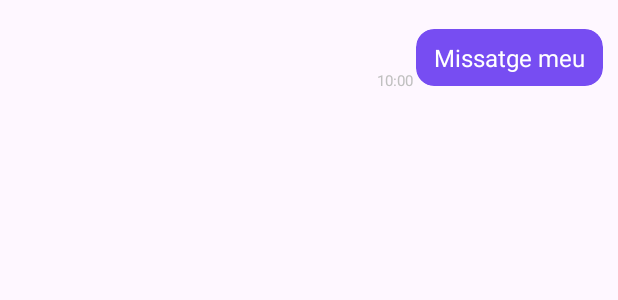
After one commit to 2DAM-IesElJust-22-23/WhatsDAMDonut, an Android app: the layout my_msg_viewholder.xml on its own in the app's theme, with its tools: preview values and no code run, on a phone screen of 412 x 824 dp. The commit adds this screen. Shown: the top 300 px of the screen. Run offline under Robolectric (Android 15) with nearby library versions, the phone set to English and light mode, and no system bars.

Commit message:
nuevo commit

```diff
--- /dev/null
+++ b/whatsdam/app/src/main/res/layout/my_msg_viewholder.xml
@@ -0,0 +1,55 @@
+<?xml version="1.0" encoding="utf-8"?>
+<androidx.constraintlayout.widget.ConstraintLayout xmlns:android="http://schemas.android.com/apk/res/android"
+    xmlns:app="http://schemas.android.com/apk/res-auto"
+    xmlns:tools="http://schemas.android.com/tools"
+    android:layout_width="match_parent"
+    android:layout_height="wrap_content"
+    android:layout_marginEnd="8dp"
+    android:layout_marginTop="16dp">
+
+    <androidx.cardview.widget.CardView
+        android:id="@+id/msg_cardview"
+        android:layout_width="wrap_content"
+        android:layout_height="wrap_content"
+        app:cardBackgroundColor="#774df2"
+        app:cardCornerRadius="12dp"
+        app:cardElevation="0dp"
+        app:cardPreventCornerOverlap="false"
+        app:cardUseCompatPadding="true"
+        app:layout_constraintEnd_toEndOf="parent"
+        app:layout_constraintTop_toTopOf="parent">
+
+        <LinearLayout
+            android:id="@+id/msg_linearlayout"
+            android:layout_width="wrap_content"
+            android:layout_height="wrap_content"
+            android:orientation="vertical">
+
+            <TextView
+                android:id="@+id/msg_text"
+                android:layout_width="wrap_content"
+                android:layout_height="wrap_content"
+                android:layout_marginBottom="8dp"
+                android:maxWidth="260dp"
+                android:paddingLeft="12dp"
+                android:paddingTop="8dp"
+                android:paddingRight="12dp"
+                android:text="Missatge meu"
+                android:textColor="#ffffff"
+                android:textSize="16sp" />
+        </LinearLayout>
+
+    </androidx.cardview.widget.CardView>
+
+    <TextView
+        android:id="@+id/msg_me_timestamp"
+        android:layout_width="wrap_content"
+        android:layout_height="wrap_content"
+        android:text="10:00"
+        android:textColor="#C0C0C0"
+        android:textSize="10sp"
+        app:layout_constraintBottom_toBottomOf="@+id/msg_cardview"
+        app:layout_constraintEnd_toStartOf="@+id/msg_cardview" />
+
+
+</androidx.constraintlayout.widget.ConstraintLayout>
```
Also changed, not shown: whatsdam/app/src/main/java/com/ieseljust/whatsdam/Adaptador.kt (added, +23 -0 lines), whatsdam/app/src/main/java/com/ieseljust/whatsdam/MessagesWindow.kt (+19 -1 lines), whatsdam/app/src/main/java/com/ieseljust/whatsdam/Missatge.kt (added, +12 -0 lines), whatsdam/app/src/main/java/com/ieseljust/whatsdam/ViewHolder.kt (added, +15 -0 lines), whatsdam/app/src/main/res/layout/activity_messages_window.xml (+10 -0 lines).
